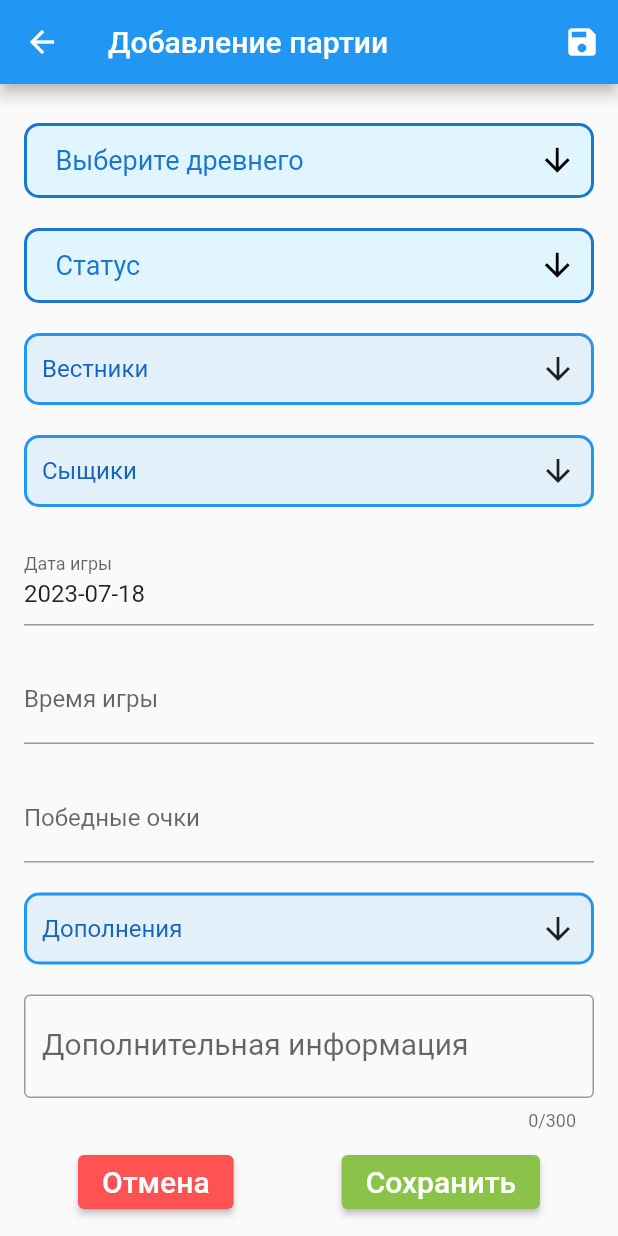
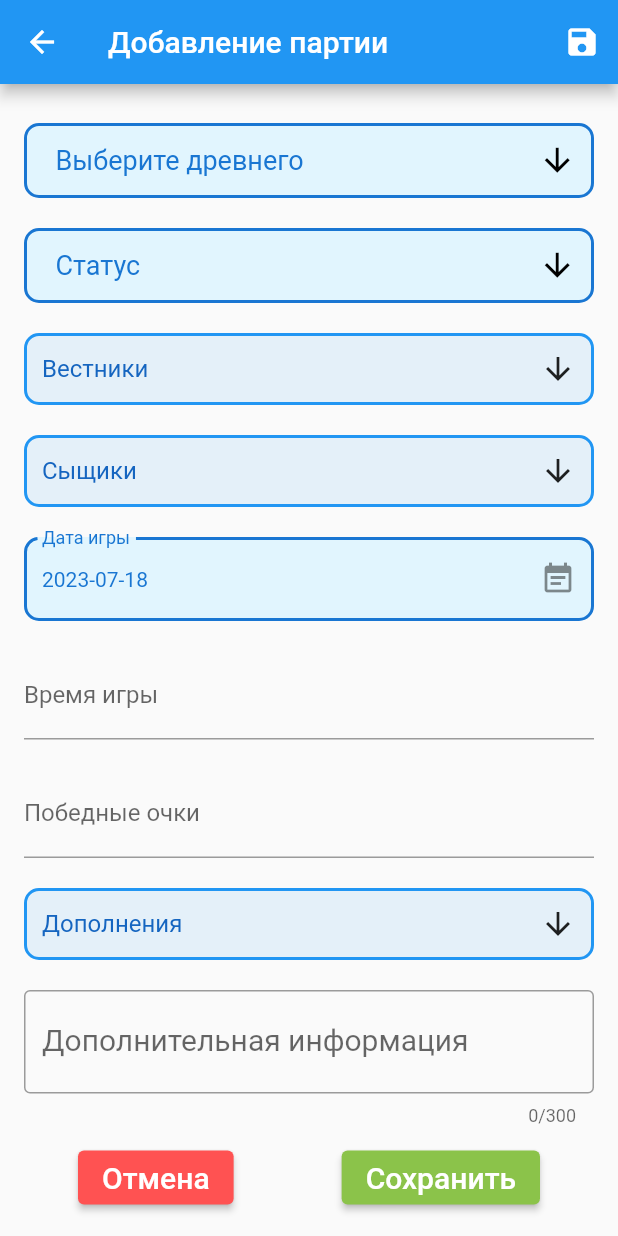
Before and after one commit to amatskevich/arkham_horror_statistic, a Flutter app: the NewGameScreen screen opened by its route, after a tap on "Сохранить", on a phone screen of 412 x 824 dp. Run offline on Flutter 3.47's test engine with Material 2 defaults, Android fonts, the phone set to English and light mode, and no system bars; drawn by our look-alikes of date_field, dropdown_button2, flutter_form_builder, multi_select_flutter; our stand-ins replace form_builder_validators, objectbox; generated files the repository leaves out were written again.

Commit message:
date input

```diff
--- a/lib/game_screen/game_date_input_widget.dart
+++ b/lib/game_screen/game_date_input_widget.dart
@@ -1,6 +1,9 @@
 import 'package:flutter/material.dart';
-import 'package:flutter_form_builder/flutter_form_builder.dart';
 import 'package:intl/intl.dart';
+import 'package:date_field/date_field.dart';
+import 'package:provider/provider.dart';
+
+import '../models/new_game_data.dart';
 
 class GameDateInput extends StatefulWidget {
   const GameDateInput({Key? key}) : super(key: key);
@@ -11,25 +14,38 @@ class GameDateInput extends StatefulWidget {
 
 class _GameDateInputState extends State<GameDateInput> {
   final format = DateFormat("yyyy-MM-dd");
+  DateTime? _selectedDate = DateTime.now();
+
   @override
   Widget build(BuildContext context) {
+    final newDataProvider = Provider.of<NewGameData>(context, listen: false);
     return Padding(
       padding: const EdgeInsets.symmetric(vertical: 10.0),
-      child: FormBuilderDateTimePicker(
-          name: 'game_date',
-          format: format,
-          inputType: InputType.date,
-          decoration: const InputDecoration(labelText: 'Дата игры'),
-          initialValue: DateTime.now(),
-          validator: (value) => _validateMandatoryFields(value),
-          initialDatePickerMode: DatePickerMode.day),
+      child: DateTimeField(
+        dateFormat: format,
+        dateTextStyle: TextStyle(color: Colors.blue.shade700),
+        decoration: InputDecoration(
+          hintStyle: TextStyle(color: Colors.blue.shade700),
+          errorStyle: const TextStyle(color: Colors.redAccent),
+          enabledBorder: OutlineInputBorder(
+            borderRadius: BorderRadius.circular(10),
+            borderSide: BorderSide(color: Colors.blue.shade700, width: 2),
+          ),
+          suffixIcon: const Icon(Icons.event_note),
+          labelText: 'Дата игры',
+          filled: true,
+          fillColor: Colors.lightBlue[50],
+          floatingLabelStyle: TextStyle(color: Colors.blue.shade700),
+        ),
+        mode: DateTimeFieldPickerMode.date,
+        onDateSelected: (DateTime value) {
+          setState(() {
+            _selectedDate = value;
+            newDataProvider.updateDate(value);
+          });
+        },
+        selectedDate: _selectedDate,
+      ),
     );
   }
-
-  String? _validateMandatoryFields(value) {
-    if (value == null) {
-      return "Пожалуста заполните обязательные поля";
-    }
-    return null;
-  }
 }
--- a/lib/game_screen/new_game_screen.dart
+++ b/lib/game_screen/new_game_screen.dart
@@ -37,7 +37,7 @@ class _NewGameScreenState extends State<NewGameScreen> {
 
       final formData = _formKey.currentState!.value;
       var game = Game();
-      game.date = formData['game_date'];
+      game.date = newDataProvider.date;
       game.ancient.targetId = newDataProvider.ancientId;
       game.heralds.addAll(newDataProvider.heralds);
       var assignments = newDataProvider.investigators.map((e) {
--- a/pubspec.yaml
+++ b/pubspec.yaml
@@ -37,6 +37,7 @@ dependencies:
   objectbox_flutter_libs: 2.1.0
   multi_select_flutter: ^4.1.3
   dropdown_button2: ^2.3.4
+  date_field: ^3.0.5
 
 
   # The following adds the Cupertino Icons font to your application.
```
